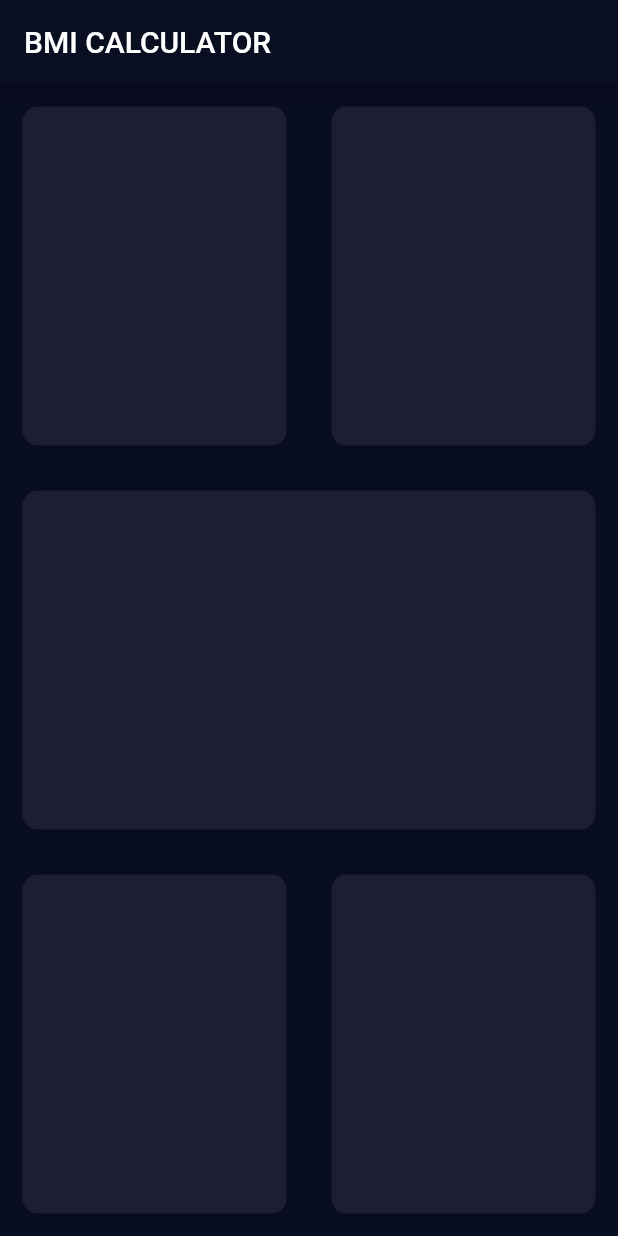
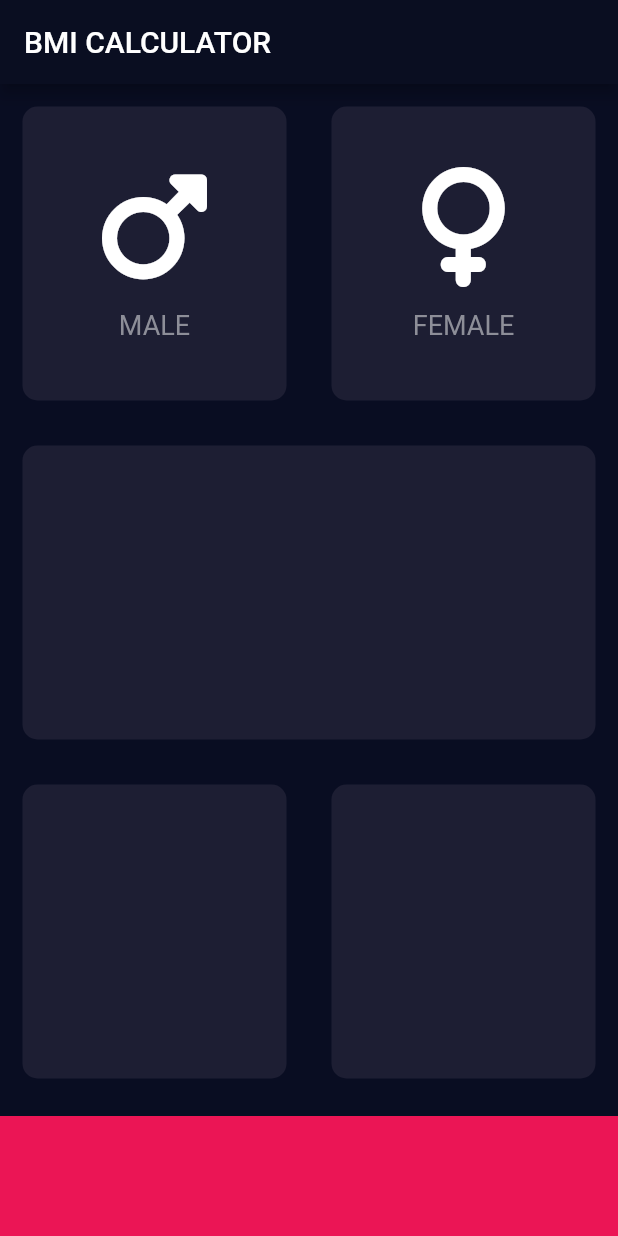
Before and after one commit to dwiputrapurnawa/bmi-calculator, a Flutter app: the screen it shows after launch, on a phone screen of 412 x 824 dp. Run offline on Flutter 3.47's test engine with Material 2 defaults, Android fonts, the phone set to English and light mode, and no system bars; our stand-ins replace font_awesome_flutter.

Commit message:
reusable_card.dart and icon_content.dart added

```diff
--- /dev/null
+++ b/lib/icon_content.dart
@@ -0,0 +1,33 @@
+import 'package:flutter/material.dart';
+
+const labelTextStyle = TextStyle(
+  fontSize: 18.0,
+  color: Color(0xFF8D8E98),
+);
+
+class IconContent extends StatelessWidget {
+  IconContent({this.textIcon, this.icon});
+
+  final String? textIcon;
+  final IconData? icon;
+
+  @override
+  Widget build(BuildContext context) {
+    return Column(
+      mainAxisAlignment: MainAxisAlignment.center,
+      children: [
+        Icon(
+          icon,
+          size: 80.0,
+        ),
+        SizedBox(
+          height: 15.0,
+        ),
+        Text(
+          textIcon.toString(),
+          style: labelTextStyle,
+        )
+      ],
+    );
+  }
+}
--- a/lib/input_page.dart
+++ b/lib/input_page.dart
@@ -1,4 +1,12 @@
 import 'package:flutter/material.dart';
+import 'package:font_awesome_flutter/font_awesome_flutter.dart';
+
+import 'icon_content.dart';
+import 'reusable_card.dart';
+
+const activeCardColor = Color(0xFF1D1E33);
+const bottomContainerHeight = 80.0;
+const bottomContainerColor = Color(0xFFEB1555);
 
 class InputPage extends StatefulWidget {
   const InputPage({Key? key}) : super(key: key);
@@ -20,51 +28,49 @@ class _InputPageState extends State<InputPage> {
             child: Row(
               children: [
                 Expanded(
-                  child: ReusableCard(color: Color(0xFF1D1E33)),
+                  child: ReusableCard(
+                    color: activeCardColor,
+                    cardChild: IconContent(
+                      textIcon: 'MALE',
+                      icon: FontAwesomeIcons.mars,
+                    ),
+                  ),
                 ),
                 Expanded(
-                  child: ReusableCard(color: Color(0xFF1D1E33)),
+                  child: ReusableCard(
+                    color: activeCardColor,
+                    cardChild: IconContent(
+                      textIcon: 'FEMALE',
+                      icon: FontAwesomeIcons.venus,
+                    ),
+                  ),
                 ),
               ],
             ),
           ),
           Expanded(
-            child: ReusableCard(color: Color(0xFF1D1E33)),
+            child: ReusableCard(color: activeCardColor),
           ),
           Expanded(
             child: Row(
               children: [
                 Expanded(
-                  child: ReusableCard(color: Color(0xFF1D1E33)),
+                  child: ReusableCard(color: activeCardColor),
                 ),
                 Expanded(
-                  child: ReusableCard(color: Color(0xFF1D1E33)),
+                  child: ReusableCard(color: activeCardColor),
                 ),
               ],
             ),
+          ),
+          Container(
+            color: bottomContainerColor,
+            margin: EdgeInsets.only(top: 10.0),
+            width: double.infinity,
+            height: bottomContainerHeight,
           )
         ],
       ),
     );
   }
 }
-
-class ReusableCard extends StatelessWidget {
-
-  ReusableCard({@required this.color});
-
-  final Color? color;
-
-
-
-  @override
-  Widget build(BuildContext context) {
-    return Container(
-      margin: EdgeInsets.all(15.0),
-      decoration: BoxDecoration(
-        color: color,
-        borderRadius: BorderRadius.circular(10.0),
-      ),
-    );
-  }
-}
--- /dev/null
+++ b/lib/reusable_card.dart
@@ -0,0 +1,20 @@
+import 'package:flutter/material.dart';
+
+class ReusableCard extends StatelessWidget {
+  ReusableCard({@required this.color, this.cardChild});
+
+  final Color? color;
+  final Widget? cardChild;
+
+  @override
+  Widget build(BuildContext context) {
+    return Container(
+      child: cardChild,
+      margin: EdgeInsets.all(15.0),
+      decoration: BoxDecoration(
+        color: color,
+        borderRadius: BorderRadius.circular(10.0),
+      ),
+    );
+  }
+}
--- a/pubspec.yaml
+++ b/pubspec.yaml
@@ -34,6 +34,7 @@ dependencies:
   # The following adds the Cupertino Icons font to your application.
   # Use with the CupertinoIcons class for iOS style icons.
   cupertino_icons: ^1.0.2
+  font_awesome_flutter: ^10.1.0
 
 dev_dependencies:
   flutter_test:
```
Also changed, not shown: pubspec.lock.
